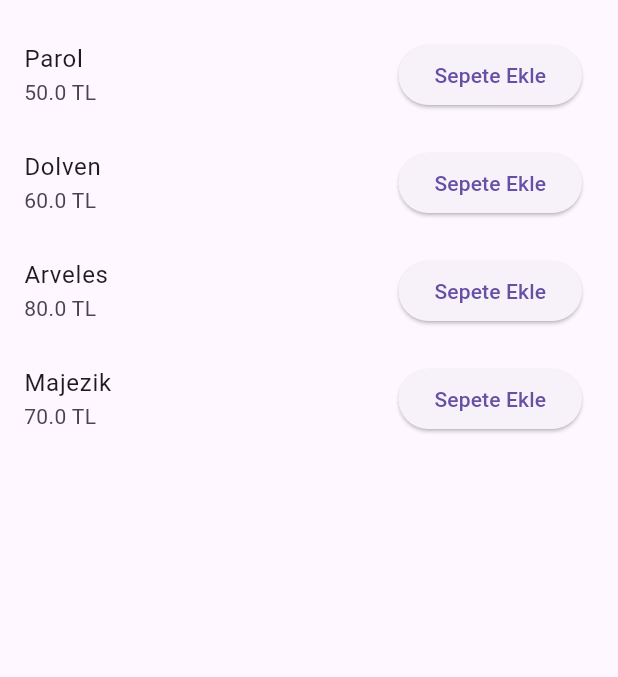
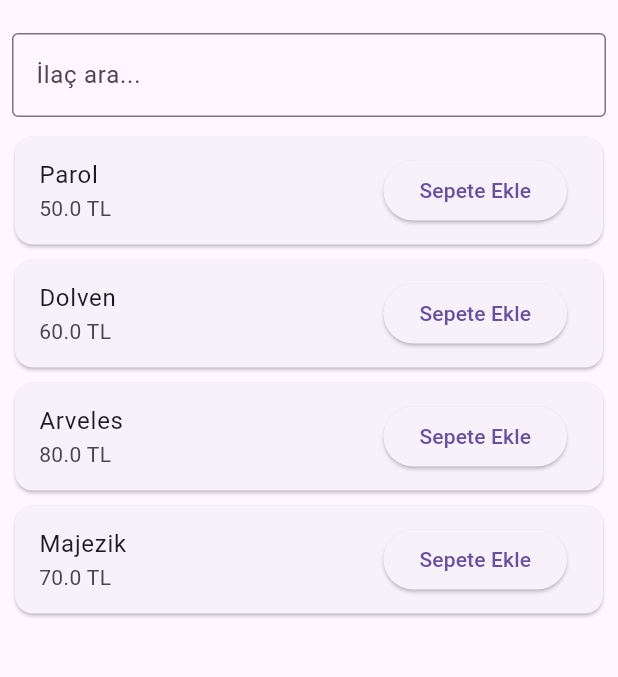
Before and after one commit to durunisatekin/ilac_getir., a Flutter app: the screen it shows after launch, after a tap on "Ağrı Kesici", on a phone screen of 412 x 824 dp, the part 63-740 px from its top. Run offline on Flutter 3.47's test engine with Material 3 defaults, Android fonts, the phone set to English and light mode, and no system bars.

Commit message:
dıfference

```diff
--- a/lib/models/cart_model.dart
+++ b/lib/models/cart_model.dart
@@ -1,17 +1,17 @@
 class CartItem {
   String name;
   double price;
-  int quantity;
+  int quantity; // quantity= adet(miktar)
 
   CartItem({required this.name, required this.price, this.quantity = 1});
-}
+} // sepetteki tek bir ürünü temsil ediyor
 
 class Cart {
-  List<CartItem> items = [];
+  List<CartItem> items = []; // sepetin kendisi içinde bir sürü CartItem var
 
   void addItem(String name, double price) {
     int index = items.indexWhere((item) => item.name == name);
-
+    // sepette bu ürün var mı bakıyor
     if (index != -1) {
       items[index].quantity++;
     } else {
@@ -20,7 +20,7 @@
   }
 
   void increase(CartItem item) {
-    item.quantity++;
+    item.quantity++; // sepetteki + butonu sadece sayıyı arttırır
   }
 
   void decrease(CartItem item) {
@@ -28,14 +28,16 @@
       item.quantity--;
     } else {
       items.remove(item);
-    }
+    } // eğer 1'den büyükse azalt , eğer 1 ise tamamen sil.
   }
 
   double get totalPrice {
     return items.fold(0, (sum, item) => sum + item.price * item.quantity);
-  }
+  } // fold= toplama işlemi
 
   int get totalItems {
     return items.fold(0, (sum, item) => sum + item.quantity);
-  }
+  } // toplam kaç ürün var (adet olaarak )
 }
+
+// default = varsayılan değer
--- a/lib/screens/ilac_listesi.dart
+++ b/lib/screens/ilac_listesi.dart
@@ -1,11 +1,18 @@
 import 'package:flutter/material.dart';
 import '../models/cart_model.dart';
 
-class IlacListesi extends StatelessWidget {
+class IlacListesi extends StatefulWidget {
   final Cart cart;
   final String kategori;
 
-  IlacListesi({required this.cart, required this.kategori});
+  const IlacListesi({super.key, required this.cart, required this.kategori});
+
+  @override
+  State<IlacListesi> createState() => _IlacListesiState();
+}
+
+class _IlacListesiState extends State<IlacListesi> {
+  String search = "";
 
   final List<Map<String, dynamic>> tumIlaclar = [
     {"name": "Parol", "price": 50.0, "type": "agri"},
@@ -32,31 +39,64 @@
 
   @override
   Widget build(BuildContext context) {
-    final ilaclar = tumIlaclar.where((i) => i["type"] == kategori).toList();
+    final ilaclar = tumIlaclar.where((i) {
+      return i["type"] == widget.kategori &&
+          i["name"].toLowerCase().contains(search.toLowerCase());
+    }).toList();
 
     return Scaffold(
-      appBar: AppBar(title: Text("İlaçlar")),
-      body: ListView.builder(
+      appBar: AppBar(title: const Text("İlaçlar")),
+      body: Column(
+        children: [
+          Padding(
+            padding: const EdgeInsets.all(8.0),
+            child: TextField(
+              decoration: const InputDecoration(
+                hintText: "İlaç ara...",
+                border: OutlineInputBorder(),
+              ),
+              onChanged: (value) {
+                setState(() {
+                  search = value;
+                });
+              },
+            ),
+          ),
+
+          Expanded(
+            child: ListView.builder(
               itemCount: ilaclar.length,
               itemBuilder: (context, index) {
                 final ilac = ilaclar[index];
 
-          return ListTile(
+                return Card(
+                  margin: const EdgeInsets.symmetric(
+                    horizontal: 10,
+                    vertical: 5,
+                  ),
+                  child: ListTile(
                     title: Text(ilac["name"]),
                     subtitle: Text("${ilac["price"]} TL"),
                     trailing: ElevatedButton(
                       onPressed: () {
-                cart.addItem(ilac["name"], ilac["price"]);
+                        widget.cart.addItem(ilac["name"], ilac["price"]);
 
-                ScaffoldMessenger.of(
-                  context,
-                ).showSnackBar(SnackBar(content: Text("Sepete eklendi")));
+                        ScaffoldMessenger.of(context).showSnackBar(
+                          const SnackBar(
+                            content: Text("Sepete eklendi"),
+                            duration: Duration(seconds: 1),
+                          ),
+                        );
                       },
-              child: Text("Sepete Ekle"),
+                      child: const Text("Sepete Ekle"),
+                    ),
                   ),
                 );
               },
             ),
+          ),
+        ],
+      ),
     );
   }
 }
```
Lines whose indentation alone changed are shown as unchanged.
